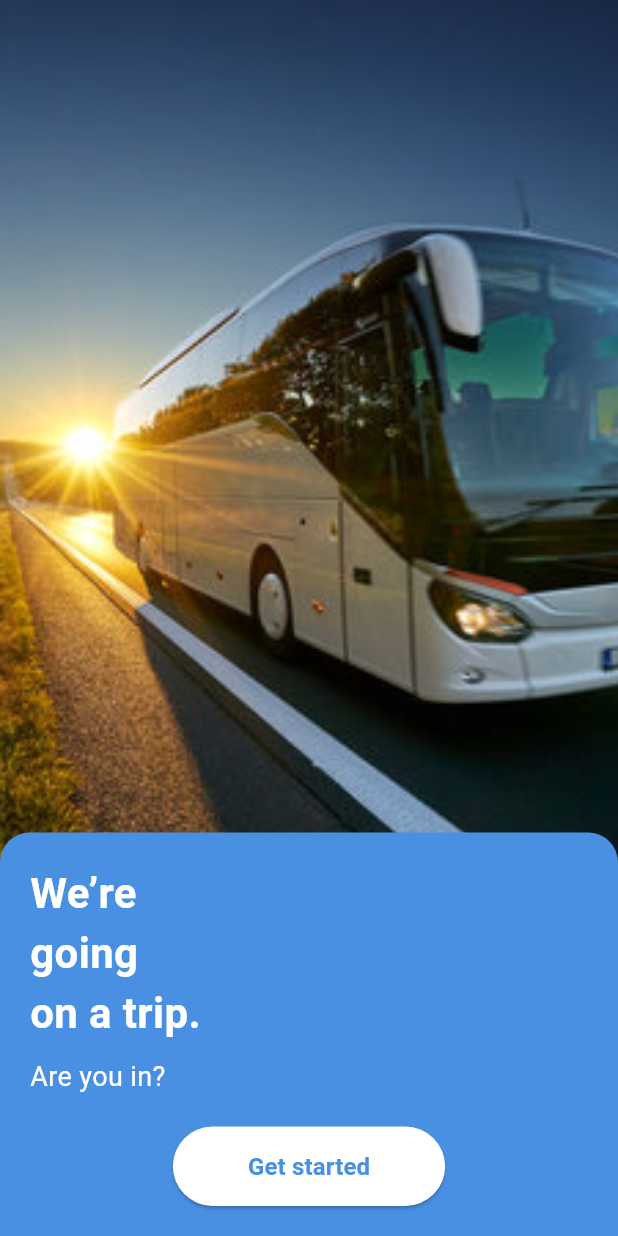
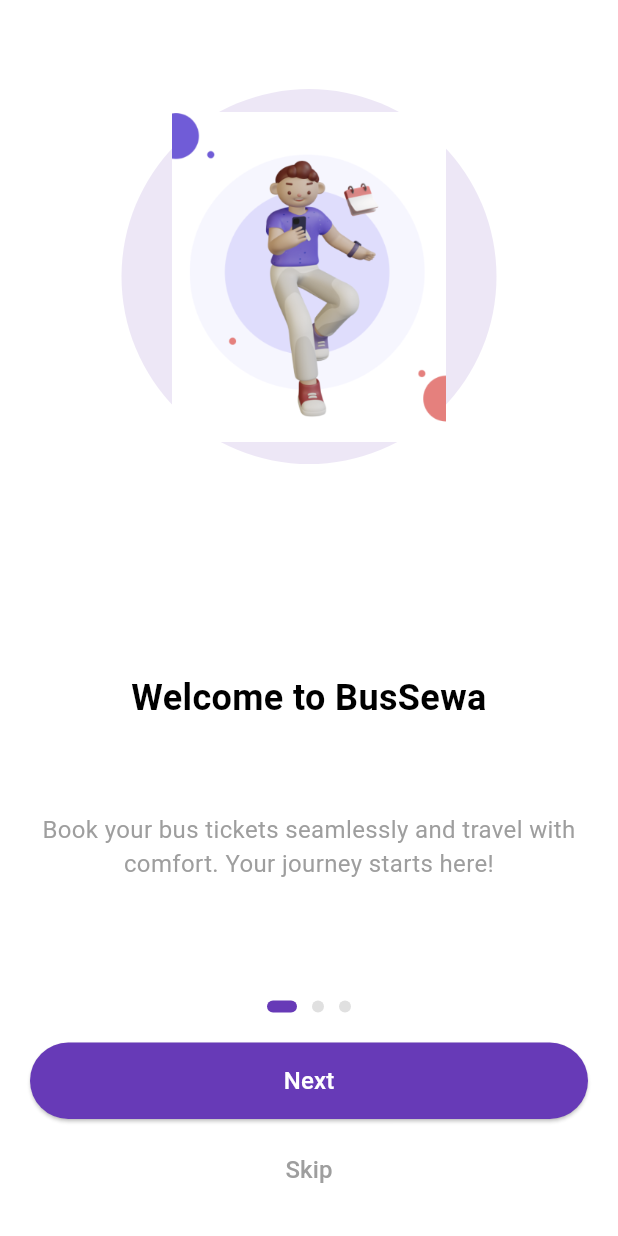
Before and after one commit to imasj-git/bus_ticket_application, a Flutter app: the screen it shows after launch, on a phone screen of 412 x 824 dp. Run offline on Flutter 3.47's test engine with Material 3 defaults, Android fonts, the light colour scheme and no system bars.

Commit message:
onboarding screen added

```diff
--- a/lib/main.dart
+++ b/lib/main.dart
@@ -2,7 +2,7 @@
 import 'package:bus_ticket_app/view/landing_page_view.dart';
 import 'package:bus_ticket_app/view/login_view.dart';
 import 'package:bus_ticket_app/view/signup_view.dart';
-import 'package:bus_ticket_app/view/starting_view.dart';
+import 'package:bus_ticket_app/view/onboarding_screen.dart';
 import 'package:flutter/material.dart';
 
 void main() {
@@ -12,7 +12,7 @@
       initialRoute: '/',
       routes: {
         '/': (context) => const LandingPageView(),
-        '/starting': (context) => const StartingView(),
+        '/starting': (context) => const OnboardingScreen(),
         '/login': (context) => const LoginView(),
         '/signup': (context) => const SignupView(),
         '/home': (context) => const HomeView(),
--- /dev/null
+++ b/lib/view/onboarding_screen.dart
@@ -0,0 +1,199 @@
+import 'package:flutter/material.dart';
+
+class OnboardingScreen extends StatefulWidget {
+  const OnboardingScreen({super.key});
+
+  @override
+  State<OnboardingScreen> createState() => _OnboardingScreenState();
+}
+
+class _OnboardingScreenState extends State<OnboardingScreen> {
+  final PageController _pageController = PageController();
+  int _currentPage = 0;
+
+  final List<Map<String, String>> _onboardingData = [
+    {
+      "image": "assets/images/welcome.png",
+      "title": "Welcome to BusSewa",
+      "description": "Book your bus tickets seamlessly and travel with comfort. Your journey starts here!"
+    },
+    {
+      "image": "assets/images/welcome2.png",
+      "title": "Easy Ticket Booking",
+      "description": "Find and book bus tickets for any destination in just a few taps. Simple and hassle-free!"
+    },
+    {
+      "image": "assets/images/welcome3.png",
+      "title": "Live Bus Tracking",
+      "description": "Track your bus in real time and plan your journey with confidence. Never miss a ride!"
+    },
+  ];
+
+  void _goToLoginPage() {
+    Navigator.pushReplacementNamed(context, '/login');
+  }
+
+  @override
+  Widget build(BuildContext context) {
+    return Scaffold(
+      backgroundColor: Colors.white,
+      body: SafeArea(
+        child: Column(
+          children: [
+            // PageView Section
+            Expanded(
+              child: PageView.builder(
+                controller: _pageController,
+                onPageChanged: (index) {
+                  setState(() {
+                    _currentPage = index;
+                  });
+                },
+                itemCount: _onboardingData.length,
+                itemBuilder: (context, index) {
+                  return _buildOnboardingPage(
+                    image: _onboardingData[index]['image']!,
+                    title: _onboardingData[index]['title']!,
+                    description: _onboardingData[index]['description']!,
+                  );
+                },
+              ),
+            ),
+            // Progress Dots and Navigation
+            _buildBottomSection(),
+          ],
+        ),
+      ),
+    );
+  }
+
+  Widget _buildOnboardingPage({
+    required String image,
+    required String title,
+    required String description,
+  }) {
+    return Column(
+      mainAxisAlignment: MainAxisAlignment.spaceEvenly,
+      children: [
+        // Circular background and image
+        Stack(
+          alignment: Alignment.center,
+          children: [
+            Container(
+              height: 250,
+              width: 250,
+              decoration: BoxDecoration(
+                color: Colors.deepPurple.shade50,
+                shape: BoxShape.circle,
+              ),
+            ),
+            Image.asset(
+              image,
+              height: 220,
+              width: 220,
+              fit: BoxFit.contain,
+            ),
+          ],
+        ),
+        const SizedBox(height: 20),
+        // Title
+        Text(
+          title,
+          textAlign: TextAlign.center,
+          style: const TextStyle(
+            fontSize: 24,
+            fontWeight: FontWeight.bold,
+            color: Colors.black,
+          ),
+        ),
+        // Description
+        Padding(
+          padding: const EdgeInsets.symmetric(horizontal: 24),
+          child: Text(
+            description,
+            textAlign: TextAlign.center,
+            style: const TextStyle(
+              fontSize: 16,
+              color: Colors.grey,
+            ),
+          ),
+        ),
+      ],
+    );
+  }
+
+  // Bottom Section for Progress and Button
+  Widget _buildBottomSection() {
+    return Padding(
+      padding: const EdgeInsets.all(20.0),
+      child: Column(
+        children: [
+          // Progress Indicator Dots
+          Row(
+            mainAxisAlignment: MainAxisAlignment.center,
+            children: List.generate(
+              _onboardingData.length,
+              (index) => _buildDot(index),
+            ),
+          ),
+          const SizedBox(height: 20),
+          // Navigation Button
+          SizedBox(
+            width: double.infinity,
+            child: ElevatedButton(
+              onPressed: () {
+                if (_currentPage == _onboardingData.length - 1) {
+                  _goToLoginPage();
+                } else {
+                  _pageController.nextPage(
+                    duration: const Duration(milliseconds: 300),
+                    curve: Curves.ease,
+                  );
+                }
+              },
+              style: ElevatedButton.styleFrom(
+                backgroundColor: Colors.deepPurple,
+                padding: const EdgeInsets.symmetric(vertical: 14),
+                shape: RoundedRectangleBorder(
+                  borderRadius: BorderRadius.circular(30),
+                ),
+              ),
+              child: Text(
+                _currentPage == _onboardingData.length - 1
+                    ? "Get Started"
+                    : "Next",
+                style: const TextStyle(fontSize: 16, color: Colors.white),
+              ),
+            ),
+          ),
+          const SizedBox(height: 10),
+          // Skip Button
+          TextButton(
+            onPressed: _goToLoginPage,
+            child: const Text(
+              "Skip",
+              style: TextStyle(
+                fontSize: 16,
+                color: Colors.grey,
+              ),
+            ),
+          ),
+        ],
+      ),
+    );
+  }
+
+  // Helper Widget: Progress Dots
+  Widget _buildDot(int index) {
+    return AnimatedContainer(
+      duration: const Duration(milliseconds: 300),
+      margin: const EdgeInsets.symmetric(horizontal: 5),
+      height: 8,
+      width: _currentPage == index ? 20 : 8,
+      decoration: BoxDecoration(
+        color: _currentPage == index ? Colors.deepPurple : Colors.grey.shade300,
+        borderRadius: BorderRadius.circular(4),
+      ),
+    );
+  }
+}
--- a/lib/view/starting_view.dart
+++ /dev/null
@@ -1,91 +0,0 @@
-import 'package:flutter/material.dart';
-
-class StartingView extends StatelessWidget {
-  const StartingView({super.key});
-
-  @override
-  Widget build(BuildContext context) {
-    return Scaffold(
-      body: Stack(
-        children: [
-          // Background image with custom size
-          Align(
-            alignment: Alignment.topCenter,
-            child: SizedBox(
-              height: MediaQuery.of(context).size.height * 0.8, // 60% of the screen height
-              width: double.infinity, // Full width
-              child: Image.asset(
-                'assets/images/bus1 image.jpg', // Replace with the actual path to your image
-                fit: BoxFit.cover,
-              ),
-            ),
-          ),
-          // Overlay with text and button
-          Positioned(
-            bottom: 0,
-            left: 0,
-            right: 0,
-            child: Container(
-              padding: const EdgeInsets.all(20.0),
-              decoration: const BoxDecoration(
-                color: Color(0xFF4A90E2), // Light blue overlay
-                borderRadius: BorderRadius.only(
-                  topLeft: Radius.circular(20),
-                  topRight: Radius.circular(20),
-                ),
-              ),
-              child: Column(
-                crossAxisAlignment: CrossAxisAlignment.start,
-                mainAxisSize: MainAxisSize.min,
-                children: [
-                  const Text(
-                    "We’re\ngoing\non a trip.",
-                    style: TextStyle(
-                      color: Colors.white,
-                      fontSize: 28,
-                      fontWeight: FontWeight.bold,
-                    ),
-                  ),
-                  const SizedBox(height: 10),
-                  const Text(
-                    "Are you in?",
-                    style: TextStyle(
-                      color: Colors.white,
-                      fontSize: 18,
-                    ),
-                  ),
-                  const SizedBox(height: 20),
-                  Center(
-                    child: ElevatedButton(
-                      onPressed: () {
-                        Navigator.pushNamed(context, '/login'); // Navigate to the login page
-                      },
-                      style: ElevatedButton.styleFrom(
-                        backgroundColor: Colors.white,
-                        padding: const EdgeInsets.symmetric(
-                          vertical: 15,
-                          horizontal: 50,
-                        ),
-                        shape: RoundedRectangleBorder(
-                          borderRadius: BorderRadius.circular(30),
-                        ),
-                      ),
-                      child: const Text(
-                        "Get started",
-                        style: TextStyle(
-                          color: Color(0xFF4A90E2),
-                          fontSize: 16,
-                          fontWeight: FontWeight.bold,
-                        ),
-                      ),
-                    ),
-                  ),
-                ],
-              ),
-            ),
-          ),
-        ],
-      ),
-    );
-  }
-}
```
Also changed, not shown: lib/view/home_view.dart (+9 -9 lines), lib/view/login_view.dart (+43 -6 lines), lib/view/signup_view.dart (+19 -8 lines), assets/images/welcome.png (added), assets/images/welcome2.png (added), assets/images/welcome3.png (added).
